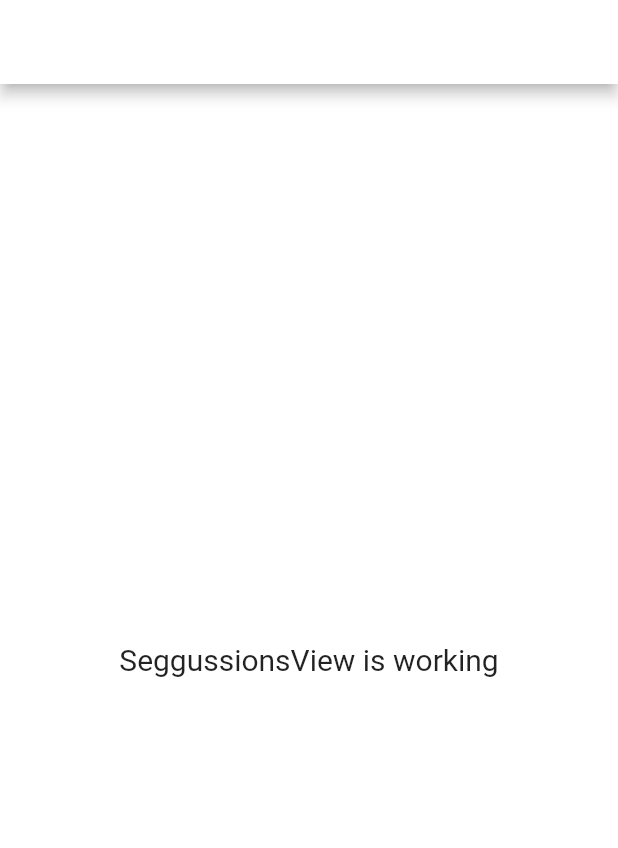
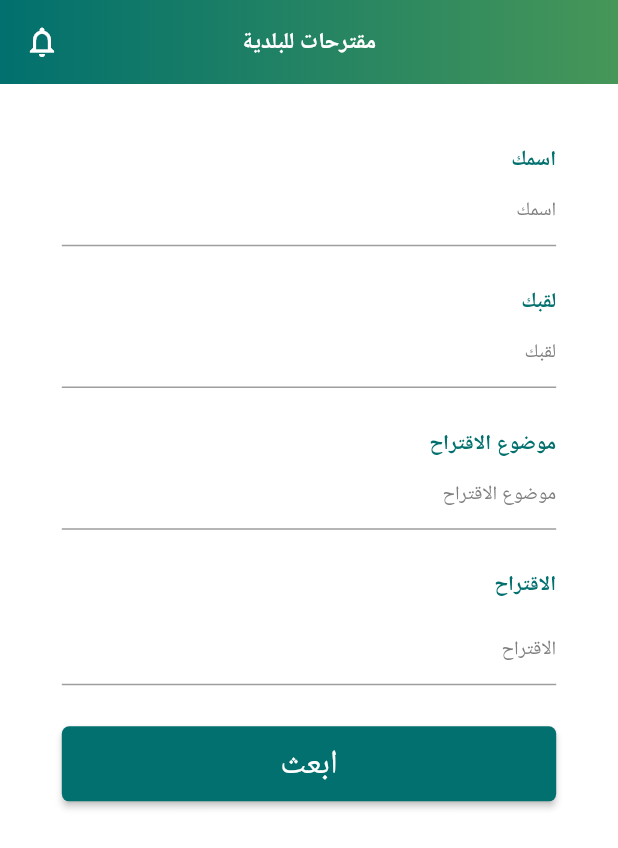
Before and after one commit to BrahimTuijine/nsaqseek, a Flutter app: the SeggussionsView screen opened by its route, on a phone screen of 412 x 824 dp. Shown: the top 848 px of the screen. Run offline on Flutter 3.47's test engine with Material 2 defaults, Android fonts, the phone set to English and light mode, and no system bars; our stand-ins replace bottom_navy_bar, get.

Commit message:
seggussion view done

```diff
--- a/lib/app/modules/dashboard/bindings/dashboard_binding.dart
+++ b/lib/app/modules/dashboard/bindings/dashboard_binding.dart
@@ -1,4 +1,5 @@
 import 'package:get/get.dart';
+import 'package:nsaqseek/app/modules/seggussions/controllers/seggussions_controller.dart';
 
 import '../controllers/dashboard_controller.dart';
 
@@ -8,5 +9,9 @@ class DashboardBinding extends Bindings {
     Get.lazyPut<DashboardController>(
       () => DashboardController(),
     );
+    Get.lazyPut<SeggussionsController>(
+      () => SeggussionsController(),
+    );
+
   }
 }
--- a/lib/app/modules/seggussions/controllers/seggussions_controller.dart
+++ b/lib/app/modules/seggussions/controllers/seggussions_controller.dart
@@ -1,20 +1,25 @@
+import 'package:flutter/material.dart';
 import 'package:get/get.dart';
 
 class SeggussionsController extends GetxController {
-  //TODO: Implement SeggussionsController
+  final GlobalKey<FormState> loginFormKey = GlobalKey<FormState>();
 
-  final count = 0.obs;
-  @override
-  void onInit() {
-    super.onInit();
+  String? topic;
+  String? seggussion;
+
+  String? validator(String value) {
+    if (value.isEmpty) {
+      return "ما يلزمش يكون فارغ";
+    }
+    return null;
   }
 
-  @override
-  void onReady() {
-    super.onReady();
+  void checkLogin() {
+    final isValid = loginFormKey.currentState!.validate();
+
+    if (!isValid) {
+      return;
+    }
+    loginFormKey.currentState!.save();
   }
-
-  @override
-  void onClose() {}
-  void increment() => count.value++;
 }
--- a/lib/app/modules/seggussions/views/seggussions_view.dart
+++ b/lib/app/modules/seggussions/views/seggussions_view.dart
@@ -1,23 +1,129 @@
 import 'package:flutter/material.dart';
 
 import 'package:get/get.dart';
+import 'package:nsaqseek/app/modules/auth/widgets/elevated_auth_button.dart';
+import 'package:nsaqseek/app/modules/seggussions/widgets/my_text_form_field.dart';
+import 'package:nsaqseek/app/theme/constants.dart';
 
 import '../controllers/seggussions_controller.dart';
 
 class SeggussionsView extends GetView<SeggussionsController> {
+  const SeggussionsView({Key? key}) : super(key: key);
+
   @override
   Widget build(BuildContext context) {
+    Size size = MediaQuery.of(context).size;
     return Scaffold(
-      appBar: AppBar(
-        title: Text('SeggussionsView'),
-        centerTitle: true,
-      ),
-      body: Center(
-        child: Text(
-          'SeggussionsView is working',
-          style: TextStyle(fontSize: 20),
+        appBar: AppBar(
+          title: const Text(
+            'مقترحات للبلدية',
+            style: TextStyle(fontWeight: FontWeight.bold, fontSize: 15),
+          ),
+          elevation: 0,
+          centerTitle: true,
+          flexibleSpace: Container(
+            decoration: BoxDecoration(
+              gradient: Constants.gradient,
+            ),
+          ),
+          leading: IconButton(
+            onPressed: () {},
+            icon: const Icon(Icons.notifications_outlined),
+          ),
         ),
-      ),
-    );
+        body: GestureDetector(
+          onTap: () => FocusScope.of(context).unfocus(),
+          child: SingleChildScrollView(
+            child: Container(
+              padding: EdgeInsets.all(size.width / 10),
+              child: Form(
+                key: controller.loginFormKey,
+                child: Column(
+                  crossAxisAlignment: CrossAxisAlignment.end,
+                  children: [
+                    const Text(
+                      "اسمك",
+                      style: TextStyle(
+                          color: Constants.blueGreen,
+                          fontWeight: FontWeight.bold),
+                    ),
+                    const SeggussionsInput(
+                      texthint: 'اسمك',
+                      keybord: TextInputType.text,
+                      maxline: 1,
+                      minline: 1,
+                    ),
+                    SizedBox(
+                      height: size.height * .1 / 3,
+                    ),
+                    const Text(
+                      "لقبك",
+                      style: TextStyle(
+                          color: Constants.blueGreen,
+                          fontWeight: FontWeight.bold),
+                    ),
+                    const SeggussionsInput(
+                      texthint: 'لقبك',
+                      maxline: 1,
+                      minline: 1,
+                      keybord: TextInputType.text,
+                    ),
+                    SizedBox(
+                      height: size.height * .1 / 3,
+                    ),
+                    const Text(
+                      "موضوع الاقتراح",
+                      style: TextStyle(
+                          color: Constants.blueGreen,
+                          fontWeight: FontWeight.bold),
+                    ),
+                    SeggussionsInput(
+                      texthint: "موضوع الاقتراح",
+                      onsaved: (value) => controller.topic = value,
+                      validator: (value) {
+                        return controller.validator(value!);
+                      },
+                      keybord: TextInputType.text,
+                      maxline: 1,
+                      minline: 1,
+                    ),
+                    SizedBox(
+                      height: size.height * .1 / 3,
+                    ),
+                    const Text(
+                      "الاقتراح",
+                      style: TextStyle(
+                          color: Constants.blueGreen,
+                          fontWeight: FontWeight.bold),
+                    ),
+                    SizedBox(
+                      height: size.height * .1 / 9,
+                    ),
+                    SeggussionsInput(
+                      keybord: TextInputType.multiline,
+                      maxline: 5,
+                      minline: 1,
+                      texthint: 'الاقتراح',
+                      onsaved: (value) => controller.seggussion = value,
+                      validator: (value) {
+                        return controller.validator(value!);
+                      },
+                    ),
+                    SizedBox(
+                      height: size.height * .1 / 3,
+                    ),
+                    OriginalButton(
+                      bgColor: Colors.lightBlue,
+                      text: 'ابعث',
+                      onpressed: () {
+                        controller.checkLogin();
+                      },
+                    ),
+                  ],
+                ),
+              ),
+            ),
+          ),
+        ));
   }
 }
--- /dev/null
+++ b/lib/app/modules/seggussions/widgets/my_text_form_field.dart
@@ -0,0 +1,49 @@
+import 'package:flutter/material.dart';
+
+import 'package:nsaqseek/app/theme/constants.dart';
+
+class SeggussionsInput extends StatelessWidget {
+  final FormFieldSetter<String>? onsaved;
+  final String? Function(String?)? validator;
+  final String texthint;
+  final int maxline;
+  final int minline;
+  final TextInputType keybord;
+
+  const SeggussionsInput({
+    Key? key,
+    this.onsaved,
+    this.validator,
+    required this.texthint,
+    required this.maxline,
+    required this.minline,
+    required this.keybord,
+  }) : super(key: key);
+
+  @override
+  Widget build(BuildContext context) {
+    return TextFormField(
+      minLines: minline,
+      maxLines: maxline,
+      textDirection: TextDirection.rtl,
+      onSaved: onsaved,
+      validator: validator,
+      decoration: InputDecoration(
+        border: const UnderlineInputBorder(
+          borderSide: BorderSide(color: Constants.grey),
+        ),
+        disabledBorder: const UnderlineInputBorder(
+          borderSide: BorderSide(color: Constants.grey),
+        ),
+        focusedBorder: const UnderlineInputBorder(
+          borderSide: BorderSide(color: Constants.blueGreen),
+        ),
+        filled: false,
+        hintText: texthint,
+        hintStyle: const TextStyle(color: Constants.grey, fontSize: 13),
+        hintTextDirection: TextDirection.rtl,
+
+      ),
+    );
+  }
+}
--- a/lib/main.dart
+++ b/lib/main.dart
@@ -18,7 +18,7 @@ class MyApp extends StatelessWidget {
   Widget build(BuildContext context) {
     return GetMaterialApp(
       debugShowCheckedModeBanner: false,
-      initialRoute: Routes.SPLASH,
+      initialRoute: Routes.DASHBOARD,
       theme: appThemeData,
       defaultTransition: Transition.fade,
       getPages: AppPages.routes,
```
